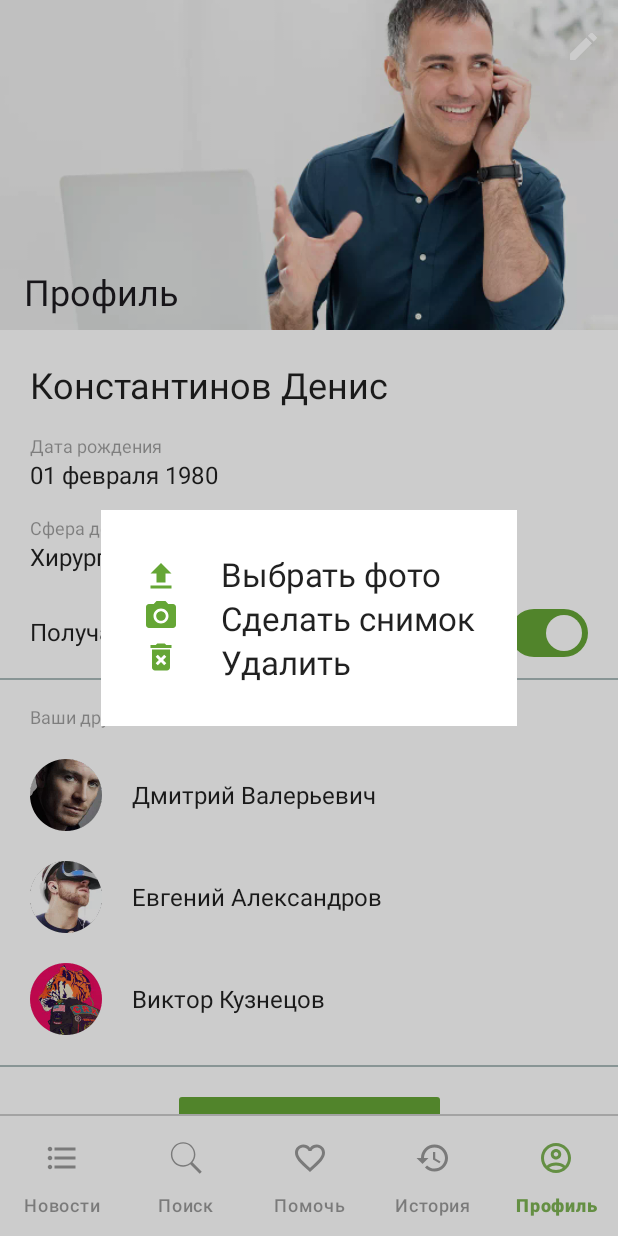
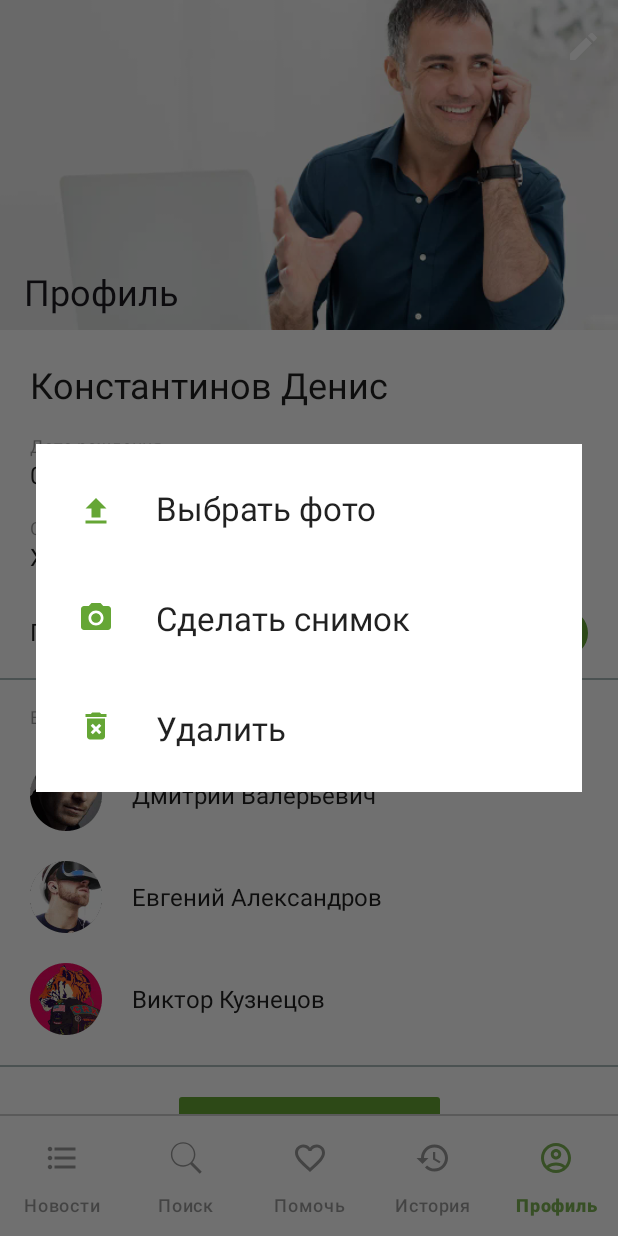
Before and after one commit to yaroslavss/Android_Practicum, an Android app: the screen it shows after launch (MainActivity), after a tap on "Редактировать", on a phone screen of 412 x 824 dp. Run offline under Robolectric (Android 15) with nearby library versions, the phone set to English and light mode, and no system bars; our stand-ins replace navigation-ui.

Commit message:
Adjust and style dialog to edit profile's photo

```diff
--- a/app/src/main/java/com/yara/android_practicum/ui/MainActivity.kt
+++ b/app/src/main/java/com/yara/android_practicum/ui/MainActivity.kt
@@ -13,7 +13,6 @@ import com.google.android.material.bottomnavigation.BottomNavigationView
 import com.yara.android_practicum.R
 import com.yara.android_practicum.databinding.ActivityMainBinding
 import com.yara.android_practicum.ui.profile.EditProfilePhotoDialogFragment
-import com.yara.android_practicum.ui.profile.FullScreenDialogExample
 
 class MainActivity : AppCompatActivity() {
 
@@ -54,14 +53,8 @@ class MainActivity : AppCompatActivity() {
     override fun onOptionsItemSelected(item: MenuItem) = when (item.itemId) {
         // show dialog to edit profile's photo
         R.id.action_edit -> {
-            /*EditProfilePhotoDialogFragment().show(
-                supportFragmentManager,
-                "EDIT_PROFILE_PHOTO_DIALOG"
-            )*/
-            val dialogFragment = FullScreenDialogExample()
-            //dialogFragment.setBac(new ColorDrawable(android.graphics.Color.TRANSPARENT));
-            dialogFragment.show(supportFragmentManager, "signature")
-
+            val dialogFragment = EditProfilePhotoDialogFragment()
+            dialogFragment.show(supportFragmentManager, "EDIT_PROFILE_PHOTO")
             true
         }
 
--- a/app/src/main/java/com/yara/android_practicum/ui/profile/EditProfilePhotoDialogFragment.kt
+++ b/app/src/main/java/com/yara/android_practicum/ui/profile/EditProfilePhotoDialogFragment.kt
@@ -1,26 +1,47 @@
 package com.yara.android_practicum.ui.profile
 
-import android.annotation.SuppressLint
-import android.app.Dialog
+import android.graphics.drawable.ColorDrawable
 import android.os.Bundle
-import androidx.appcompat.app.AlertDialog
+import android.view.LayoutInflater
+import android.view.View
+import android.view.ViewGroup
 import androidx.fragment.app.DialogFragment
 import com.yara.android_practicum.R
+import com.yara.android_practicum.databinding.DialogEditProfilePhotoBinding
 
 class EditProfilePhotoDialogFragment : DialogFragment() {
 
-    @SuppressLint("InflateParams")
-    override fun onCreateDialog(savedInstanceState: Bundle?): Dialog {
-        return activity?.let {
-            val builder = AlertDialog.Builder(it)
-            // Get the layout inflater.
-            val inflater = requireActivity().layoutInflater
+    private var _binding: DialogEditProfilePhotoBinding? = null
+    private val binding get() = _binding!!
 
-            // Inflate and set the layout for the dialog.
-            // Pass null as the parent view because it's going in the dialog
-            // layout.
-            builder.setView(inflater.inflate(R.layout.dialog_edit_profile_photo, null))
-            builder.create()
-        } ?: throw IllegalStateException("Activity cannot be null")
+    override fun onStart() {
+        super.onStart()
+        // set transparent background
+        dialog?.window?.setBackgroundDrawable(
+            ColorDrawable(
+                resources.getColor(
+                    R.color.black_dialog_bg,
+                    null
+                )
+            )
+        )
+    }
+
+    override fun onCreateView(
+        inflater: LayoutInflater,
+        container: ViewGroup?,
+        savedInstanceState: Bundle?
+    ): View {
+        _binding = DialogEditProfilePhotoBinding.inflate(inflater, container, false)
+        return binding.root
+    }
+
+    override fun getTheme(): Int {
+        return R.style.DialogTheme
+    }
+
+    override fun onViewCreated(view: View, savedInstanceState: Bundle?) {
+        super.onViewCreated(view, savedInstanceState)
+
     }
 }
--- a/app/src/main/java/com/yara/android_practicum/ui/profile/FullScreenDialogExample.kt
+++ /dev/null
@@ -1,38 +0,0 @@
-package com.yara.android_practicum.ui.profile
-
-import android.graphics.drawable.ColorDrawable
-import android.os.Bundle
-import android.view.LayoutInflater
-import android.view.View
-import android.view.ViewGroup
-import androidx.fragment.app.DialogFragment
-import com.yara.android_practicum.R
-
-//class FullScreenDialogExample(private val callbackListener: CallbackListener) : DialogFragment() {
-class FullScreenDialogExample : DialogFragment() {
-
-    override fun onStart() {
-        super.onStart()
-        dialog?.window?.setBackgroundDrawable(
-            ColorDrawable(
-                resources.getColor(
-                    R.color.black_20,
-                    null
-                )
-            )
-        )
-    }
-
-    override fun onCreateView(
-        inflater: LayoutInflater,
-        container: ViewGroup?,
-        savedInstanceState: Bundle?
-    ): View? {
-        isCancelable = false
-        return inflater.inflate(R.layout.dialog_edit_profile_photo, container, false)
-    }
-
-    override fun getTheme(): Int {
-        return R.style.DialogTheme
-    }
-}
--- a/app/src/main/res/layout/dialog_edit_profile_photo.xml
+++ b/app/src/main/res/layout/dialog_edit_profile_photo.xml
@@ -1,13 +1,15 @@
 <?xml version="1.0" encoding="utf-8"?>
 <FrameLayout xmlns:android="http://schemas.android.com/apk/res/android"
+    android:id="@+id/flDialogLayout"
     android:layout_width="match_parent"
     android:layout_height="match_parent"
     android:background="@android:color/transparent">
 
     <androidx.constraintlayout.widget.ConstraintLayout xmlns:app="http://schemas.android.com/apk/res-auto"
-        android:layout_width="wrap_content"
+        android:layout_width="match_parent"
         android:layout_height="wrap_content"
         android:layout_gravity="center|center_vertical"
+        android:layout_marginHorizontal="@dimen/dialog_horizontal_margin"
         android:background="@color/white"
         android:padding="@dimen/spacing_xxl">
 
@@ -15,8 +17,8 @@
             android:id="@+id/ivIconUpload"
             android:layout_width="@dimen/default_icon_side"
             android:layout_height="@dimen/default_icon_side"
-            android:layout_marginTop="@dimen/dialog_icon_margin_top"
             android:src="@drawable/ic_upload"
+            app:layout_constraintBottom_toTopOf="@id/ivIconCamera"
             app:layout_constraintStart_toStartOf="parent"
             app:layout_constraintTop_toTopOf="parent" />
 
@@ -31,32 +33,36 @@
             android:id="@+id/ivIconCamera"
             android:layout_width="@dimen/default_icon_side"
             android:layout_height="@dimen/default_icon_side"
-            android:layout_marginTop="@dimen/dialog_icon_margin_top"
+            android:layout_marginTop="@dimen/dialog_row_margin"
             android:src="@drawable/ic_camera"
+            app:layout_constraintBottom_toTopOf="@id/ivIconDelete"
             app:layout_constraintStart_toStartOf="parent"
             app:layout_constraintTop_toBottomOf="@id/ivIconUpload" />
 
         <TextView
             android:id="@+id/tvMakePhoto"
             style="@style/DialogText"
+            android:layout_marginTop="@dimen/dialog_row_margin"
             android:text="@string/make_photo_label"
-            app:layout_constraintStart_toEndOf="@id/ivIconUpload"
+            app:layout_constraintStart_toEndOf="@id/ivIconCamera"
             app:layout_constraintTop_toBottomOf="@id/tvUploadPhoto" />
 
         <ImageView
             android:id="@+id/ivIconDelete"
             android:layout_width="@dimen/default_icon_side"
             android:layout_height="@dimen/default_icon_side"
-            android:layout_marginTop="@dimen/dialog_icon_margin_top"
+            android:layout_marginTop="@dimen/dialog_row_margin"
             android:src="@drawable/ic_delete"
+            app:layout_constraintBottom_toBottomOf="parent"
             app:layout_constraintStart_toStartOf="parent"
             app:layout_constraintTop_toBottomOf="@id/ivIconCamera" />
 
         <TextView
             android:id="@+id/tvDeletePhoto"
             style="@style/DialogText"
+            android:layout_marginTop="@dimen/dialog_row_margin"
             android:text="@string/delete_photo_label"
-            app:layout_constraintStart_toEndOf="@id/ivIconUpload"
+            app:layout_constraintStart_toEndOf="@id/ivIconDelete"
             app:layout_constraintTop_toBottomOf="@id/tvMakePhoto" />
 
     </androidx.constraintlayout.widget.ConstraintLayout>
--- a/app/src/main/res/values/colors.xml
+++ b/app/src/main/res/values/colors.xml
@@ -14,6 +14,7 @@
     <color name="black_38">#61000000</color>
     <color name="black_40">#66000000</color>
     <color name="black_87">#de000000</color>
+    <color name="black_dialog_bg">#8F000000</color>
     <color name="cool_grey">#aabbbb</color>
     <color name="splash_background">#FFEFF3F6</color>
     <color name="turtle_green">#FF7DB354</color>
--- a/app/src/main/res/values/dimens.xml
+++ b/app/src/main/res/values/dimens.xml
@@ -23,5 +23,7 @@
     <dimen name="friend_avatar_height">48dp</dimen>
 
     <!-- Profile photo edit dialog -->
+    <dimen name="dialog_horizontal_margin">24dp</dimen>
+    <dimen name="dialog_row_margin">44dp</dimen>
     <dimen name="dialog_icon_margin_top">3dp</dimen>
 </resources>
```
